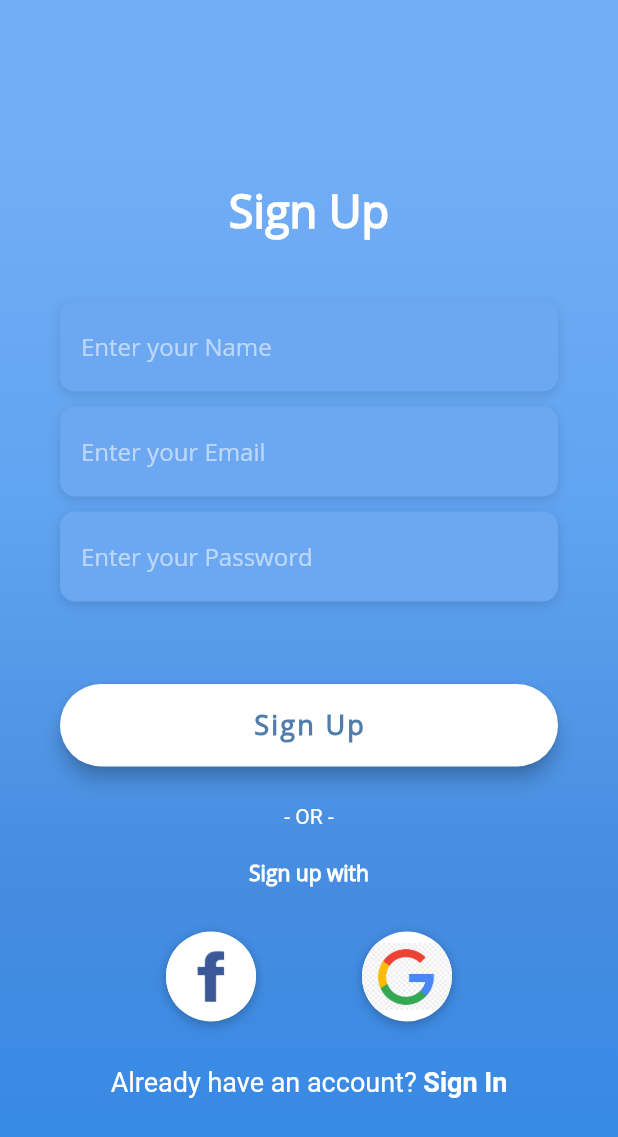
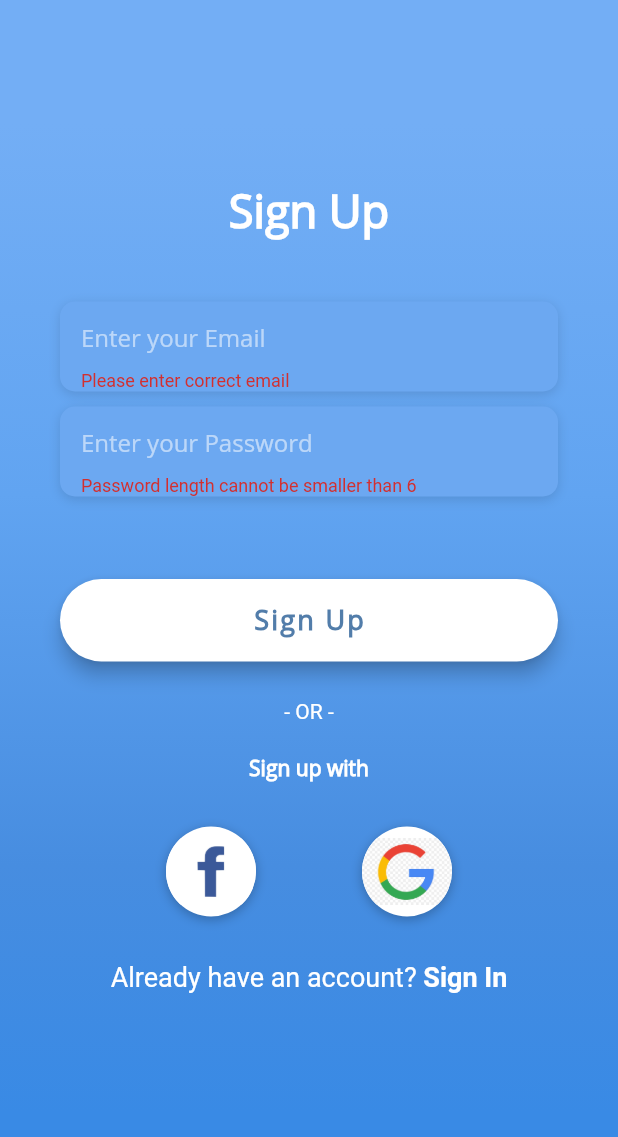
Before and after one commit to vardansaini/Scheduler, a Flutter app: the SignupPage screen opened by its route, after a tap on "Sign Up", on a phone screen of 412 x 824 dp. Shown: the top 1137 px of the screen. Run offline on Flutter 3.47's test engine with Material 2 defaults, Android fonts, the phone set to English and light mode, and no system bars; our stand-ins replace cloud_firestore, firebase_auth, firebase_core, firebase_database, firebase_dynamic_links, google_sign_in and 3 more; missing offline and left inert: dart:html, googleapis; accounts and stored records are empty.

Commit message:
Email login and signup partial working

```diff
--- a/frontend/lib/signup_screen.dart
+++ b/frontend/lib/signup_screen.dart
@@ -57,6 +57,10 @@ class _SignupPageState extends State<SignupPage> {
   TextEditingController _emailCont;
   TextEditingController _passCont;
   DatabaseReference _ref;
+  final GlobalKey<FormState>_formKey = GlobalKey<FormState>();
+  bool _success;
+  String _userEmail;
+
   @override
   void initState() {
     super.initState();
@@ -67,10 +71,15 @@ class _SignupPageState extends State<SignupPage> {
   }
   @override
   void dispose() {
-    super.dispose();
     _emailCont.dispose();
     _passCont.dispose();
     _nameCont.dispose();
+    super.dispose();
+  }
+
+  void _register() {
+    //await Firebase.initializeApp();
+     _auth.createUserWithEmailAndPassword(email: _emailCont.text,password: _passCont.text,);
   }
   Widget _buildNameTF() {
     return Column(
@@ -110,6 +119,12 @@ class _SignupPageState extends State<SignupPage> {
           decoration: kBoxDecorationStyle,
           height: 60.0,
           child: TextFormField(
+            validator: (String value){
+              if(value.isEmpty) {
+                return 'Please enter correct email';
+              }
+              return null;
+            },
             controller: _emailCont,
             keyboardType: TextInputType.emailAddress,
             style: TextStyle(
@@ -136,7 +151,13 @@ class _SignupPageState extends State<SignupPage> {
           alignment: Alignment.centerLeft,
           decoration: kBoxDecorationStyle,
           height: 60.0,
-          child: TextField(
+          child: TextFormField(
+            validator: (String value){
+              if(value.length < 6) {
+                return 'Password length cannot be smaller than 6';
+              }
+              return null;
+            },
             controller: _passCont,
             obscureText: true,
             style: TextStyle(
@@ -171,13 +192,19 @@ class _SignupPageState extends State<SignupPage> {
       child: RaisedButton(
         elevation: 5.0,
         onPressed: () {
+          if(_formKey.currentState.validate()) {
+            _register();
+          }
+          //setState(() {
+            //_auth.createUserWithEmailAndPassword(email: _emailCont.text,password: _passCont.text,);
+          //});
           //Navigator.of(context).pushNamed('/profile_page');
-          setState(() {
+          /*setState(() {
             _name = _nameCont.text;
             _email = _emailCont.text;
             _password = _passCont.text;
             pushDataFirebase();
-          });
+          });*/
         },
         padding: EdgeInsets.all(15.0),
         shape: RoundedRectangleBorder(
@@ -339,7 +366,9 @@ class _SignupPageState extends State<SignupPage> {
                     horizontal: 40.0,
                     vertical: 120.0,
                   ),
-                  child: Column(
+                  child: Form(
+                    key: _formKey,
+                    child: Column(
                     mainAxisAlignment: MainAxisAlignment.center,
                     children: <Widget>[
                       Text(
@@ -352,8 +381,8 @@ class _SignupPageState extends State<SignupPage> {
                         ),
                       ),
                       SizedBox(height: 30.0),
-                      _buildNameTF(),
-                    _buildEmailTF(),
+                    //  _buildNameTF(),
+                      _buildEmailTF(),
                       _buildPasswordTF(),
                       SizedBox(
                         height: 30.0,
@@ -362,10 +391,19 @@ class _SignupPageState extends State<SignupPage> {
                       _buildSignUpWithText(),
                       _buildSocialBtnRow(),
                       _buildSignInBtn(),
+                      Container(
+                        alignment: Alignment.center,
+                        child: Text(_success == null
+                        ?''
+                        :(_success
+                        ? 'successfully registered ' + _userEmail
+                        : 'Registration failed')),
+                      )
                     ],
                   ),
                 ),
               )
+              ),
             ],
           ),
         ),
```
Also changed, not shown: frontend/lib/login_screen.dart (+63 -11 lines), frontend/lib/main.dart (+7 -1 lines), frontend/pubspec.yaml (+6 -5 lines).
